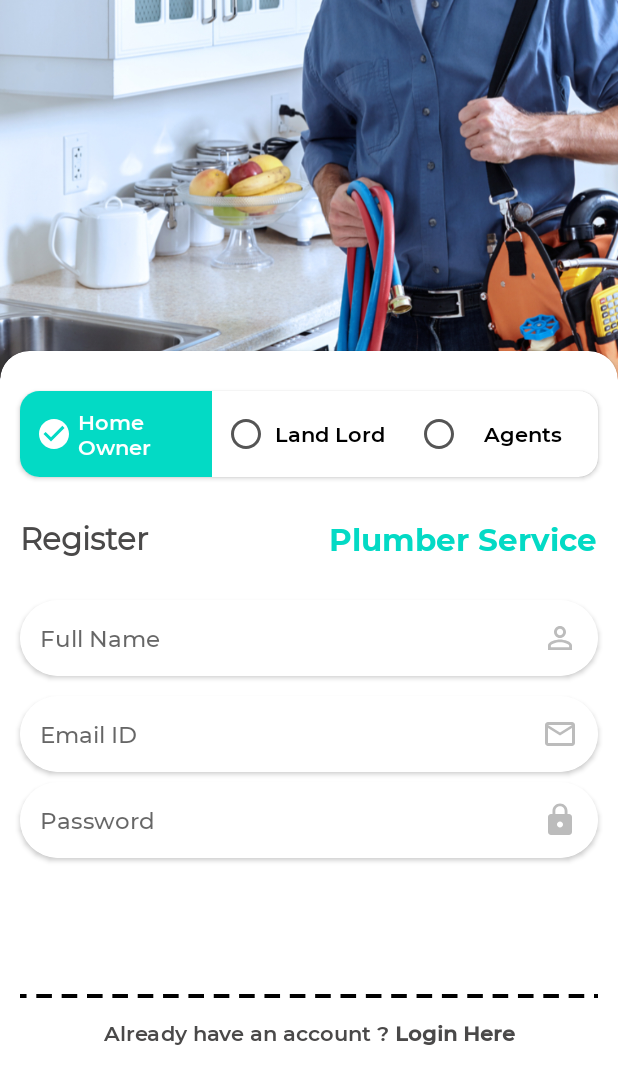
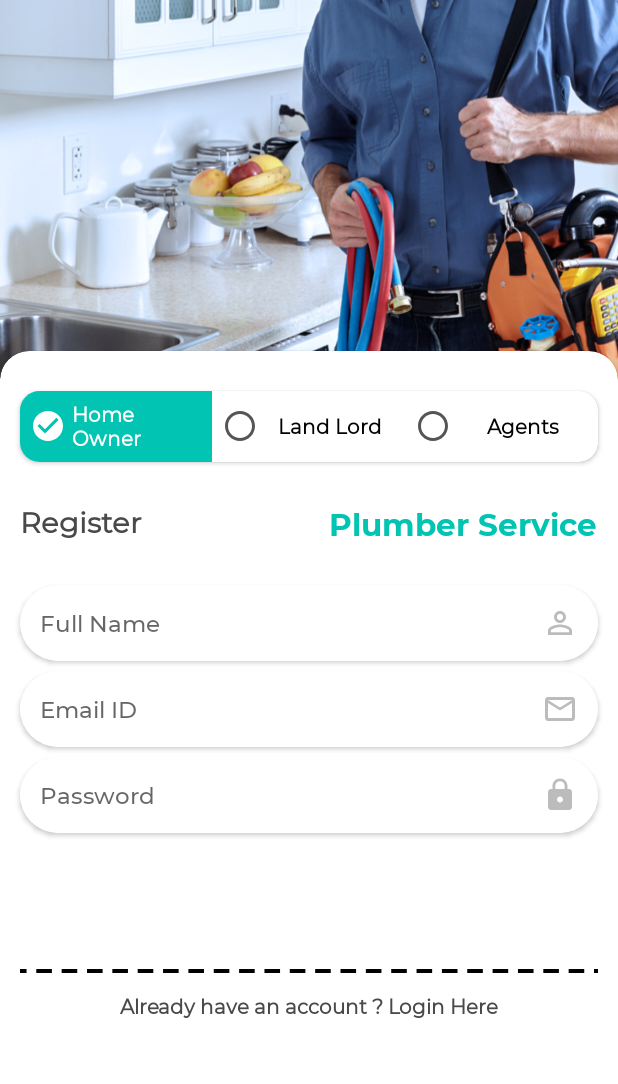
Before and after one commit to karabimaity17/PlumberUser, an Android app: the RegisterActivity screen opened directly, with no data from a screen before it, on a phone screen of 412 x 824 dp. Shown: the top 1084 px of the screen. Run offline under Robolectric (Android 15) with nearby library versions, the phone set to English and light mode, and no system bars; our stand-ins replace sdp/ssp sizes.

Commit message:
24/11/2021-K

```diff
--- a/app/src/main/res/layout/activity_main.xml
+++ b/app/src/main/res/layout/activity_main.xml
@@ -7,6 +7,7 @@
     android:layout_height="match_parent"
     android:fitsSystemWindows="true"
     tools:openDrawer="start">
+
 
     <include
         layout="@layout/app_bar_main"
--- a/app/src/main/res/layout/activity_register.xml
+++ b/app/src/main/res/layout/activity_register.xml
@@ -49,9 +49,11 @@
                             android:textColor="@color/colorWhite"
                             android:text="Home Owner"
                             android:background="@color/colorAccent"
-                            android:fontFamily="@font/fonts_semibold"
+                            android:fontFamily="@font/fonts_regular"
+                            android:textSize="@dimen/_10sdp"
+                            android:textStyle="bold"
                             android:drawableLeft="@drawable/checked"
-                            android:padding="@dimen/_8sdp"
+                            android:padding="@dimen/_5sdp"
                             android:drawablePadding="@dimen/_3sdp"/>
                         <TextView
                             android:id="@+id/landlord"
@@ -61,9 +63,11 @@
                             android:textColor="@color/colorBlack"
                             android:text="Land Lord"
                             android:gravity="center"
-                            android:fontFamily="@font/fonts_semibold"
+                            android:fontFamily="@font/fonts_regular"
+                            android:textStyle="bold"
                             android:drawableLeft="@drawable/unchecked"
-                            android:padding="@dimen/_8sdp"
+                            android:padding="@dimen/_5sdp"
+                            android:textSize="@dimen/_10sdp"
                             android:drawablePadding="@dimen/_3sdp"/>
                         <TextView
                             android:id="@+id/agent"
@@ -73,9 +77,11 @@
                             android:textColor="@color/colorBlack"
                             android:text="Agents"
                             android:gravity="center"
-                            android:fontFamily="@font/fonts_semibold"
+                            android:fontFamily="@font/fonts_regular"
+                            android:textStyle="bold"
                             android:drawableLeft="@drawable/unchecked"
-                            android:padding="@dimen/_8sdp"
+                            android:padding="@dimen/_5sdp"
+                            android:textSize="@dimen/_10sdp"
                             android:drawablePadding="@dimen/_3sdp"/>
                     </LinearLayout>
                 </androidx.cardview.widget.CardView>
@@ -89,7 +95,7 @@
                         android:layout_height="wrap_content"
                         android:text="Register"
                         android:textColor="@color/colorDarkGrey"
-                        android:textSize="@dimen/_16sdp"
+                        android:textSize="@dimen/_15sdp"
                         android:textStyle="bold"
                         android:id="@+id/txt_register"
                         android:fontFamily="@font/fonts_regular"/>
@@ -114,7 +120,7 @@
                         android:layout_width="match_parent"
                         android:layout_height="wrap_content"
                         android:text=""
-                        android:textSize="15sp"
+                        android:textSize="@dimen/_12sdp"
                         android:hint="Full Name"
                         android:fontFamily="@font/fonts_medium"
                         android:textColor="#000"
@@ -129,7 +135,7 @@
                     android:layout_width="match_parent"
                     android:layout_height="wrap_content"
                     android:layout_marginHorizontal="@dimen/_10sdp"
-                    android:layout_marginTop="@dimen/_10sdp"
+                    android:layout_marginTop="@dimen/_5sdp"
                     app:cardCornerRadius="@dimen/_20sdp">
                     <EditText
                         android:id="@+id/edt_email"
@@ -138,7 +144,7 @@
                         android:text=""
                         android:hint="Email ID"
                         android:textColor="#000"
-                        android:textSize="15sp"
+                        android:textSize="@dimen/_12sdp"
                         android:fontFamily="@font/fonts_medium"
                         android:inputType="textEmailAddress"
                         android:padding="@dimen/_10sdp"
@@ -163,7 +169,7 @@
                         android:hint="Password"
                         android:fontFamily="@font/fonts_medium"
                         android:textColor="#000"
-                        android:textSize="15sp"
+                        android:textSize="@dimen/_12sdp"
                         android:padding="@dimen/_10sdp"
                         android:background="@color/colorWhite"
                         android:textStyle="normal"
@@ -188,7 +194,7 @@
                        android:layout_gravity="center_vertical"
                         android:gravity="center"
                         android:fontFamily="@font/fonts_bold"
-                        android:textSize="@dimen/_17sdp"/>
+                        android:textSize="@dimen/_16sdp"/>
                 </androidx.cardview.widget.CardView>
                 <View
                     android:layout_width="match_parent"
@@ -200,14 +206,14 @@
                     android:layout_width="match_parent"
                     android:layout_height="wrap_content"
                     android:lineSpacingExtra="4sp"
-                    android:fontFamily="@font/fonts_semibold"
+                    android:fontFamily="@font/fonts_regular"
+                    android:textStyle="bold"
                     android:text="Already have an account ? Login Here"
                     android:textColor="@color/colorDarkGrey"
                     android:layout_marginVertical="@dimen/_10sdp"
                     android:layout_marginHorizontal="@dimen/_5sdp"
-                    android:textStyle="normal"
                     android:gravity="center"
-                    android:textSize="14sp"/>
+                    android:textSize="@dimen/_10sdp"/>
             </LinearLayout>
 
         </androidx.cardview.widget.CardView>
--- a/app/src/main/res/layout/activity_splash_screen.xml
+++ b/app/src/main/res/layout/activity_splash_screen.xml
@@ -24,7 +24,7 @@
         android:gravity="center"
         android:layout_marginBottom="@dimen/_30sdp"
         android:textColor="@color/colorPrimary"
-        android:textSize="28sp"
+        android:textSize="@dimen/_22sdp"
         android:fontFamily="@font/fonts_bold"
         android:textStyle="bold"/>
 
--- a/app/src/main/res/layout/app_bar_main.xml
+++ b/app/src/main/res/layout/app_bar_main.xml
@@ -51,5 +51,5 @@
 
     <include layout="@layout/content_main" />
 
-    <include layout="@layout/option_bottomsheet"/>
+   <!-- <include layout="@layout/option_bottomsheet"/>-->
 </androidx.coordinatorlayout.widget.CoordinatorLayout>
--- a/app/src/main/res/values/colors.xml
+++ b/app/src/main/res/values/colors.xml
@@ -3,7 +3,7 @@
     <color name="colorPrimary">#E34560</color>
     <!--<color name="colorPrimary">#3F0198</color>-->
     <color name="colorPrimaryDark">#BA1D37</color>
-    <color name="colorAccent">#03DAC5</color>
+    <color name="colorAccent">#01C5B2</color>
     <color name="colorGreen">#5ac09e</color>
 
     <color name="colorWhite">#FFFFFF</color>
```
Also changed, not shown: app/src/main/java/com/plumber/user/MainActivity.java (+22 -18 lines), app/src/main/java/com/plumber/user/SplashScreen.java (+9 -0 lines), app/src/main/res/layout/activity_login.xml (+21 -15 lines), app/src/main/res/layout/activity_welcome.xml (+5 -4 lines), app/src/main/res/layout/content_main.xml (+8 -2 lines), app/src/main/res/layout/single_service.xml (+7 -0 lines), app/src/main/res/layout/slidingimages_layout.xml (+8 -8 lines).
